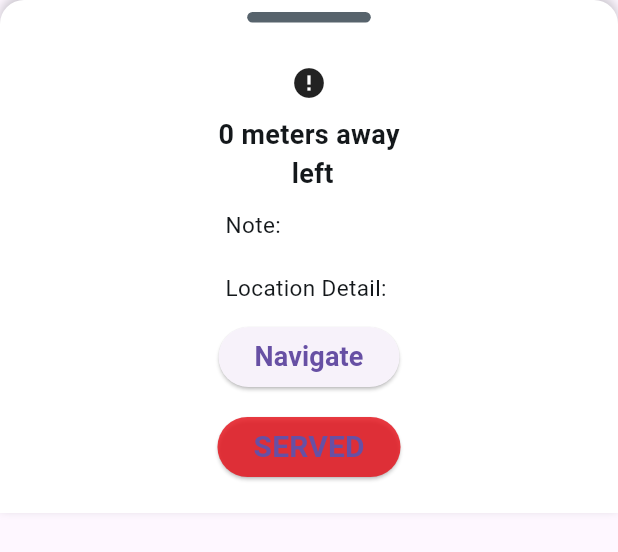
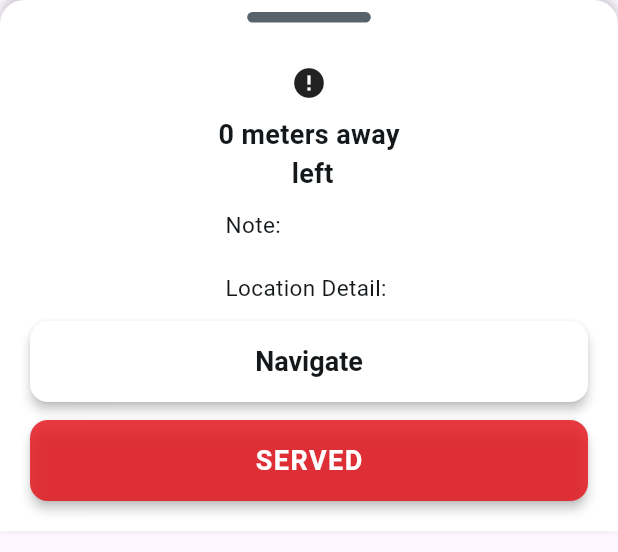
Before and after one commit to rafeywaleed/Kindmap, a Flutter app: the PinBox widget shown alone on an empty page, opened directly with empty values, on a phone screen of 412 x 824 dp. Shown: the top 552 px of the screen. Run offline on Flutter 3.47's test engine with Material 3 defaults, Android fonts, the phone set to English and light mode, and no system bars; our stand-ins replace auto_size_text, cached_network_image, camera, cloud_firestore, firebase_auth, firebase_core and 16 more; accounts and stored records are empty; Roboto replaces fonts that are missing (Readex Pro); statements that could not run were skipped.

Commit message:
Update pin_box.dart

```diff
--- a/lib/widgets/pin_box.dart
+++ b/lib/widgets/pin_box.dart
@@ -1,6 +1,7 @@
 import 'package:cached_network_image/cached_network_image.dart';
 import 'package:flutter/material.dart';
 import 'package:geolocator/geolocator.dart';
+import 'package:kindmap/widgets/button_pin_box.dart';
 import 'dart:convert';
 
 import 'package:latlong2/latlong.dart';
@@ -121,20 +122,22 @@ class _PinBoxState extends State<PinBox> {
                           .bodyMedium
                           .copyWith(fontSize: 15)),
                   const SizedBox(height: 12),
-                  ElevatedButton(
+                  PinBoxButton(
+                    context: context,
+                    label: 'Navigate',
+                    bgColor: KMTheme.of(context).secondary,
+                    textColor: KMTheme.of(context).primaryText,
                     onPressed: _navigateToLocation,
-                    child: const Text('Navigate',
-                        style: TextStyle(
-                            fontSize: 18, fontWeight: FontWeight.bold)),
                   ),
                   const SizedBox(height: 12),
-                  ElevatedButton(
+                  PinBoxButton(
+                    context: context,
+                    label: 'SERVED',
+                    bgColor: KMTheme.of(context).primary,
+                    textColor: KMTheme.of(context).primaryBtnText,
+                    weight: FontWeight.w700,
+                    letterSpacing: 1,
                     onPressed: widget.onServe,
-                    style: ElevatedButton.styleFrom(
-                        backgroundColor: KMTheme.of(context).primary),
-                    child: const Text('SERVED',
-                        style: TextStyle(
-                            fontSize: 20, fontWeight: FontWeight.w600)),
                   ),
                 ],
               ),
```
